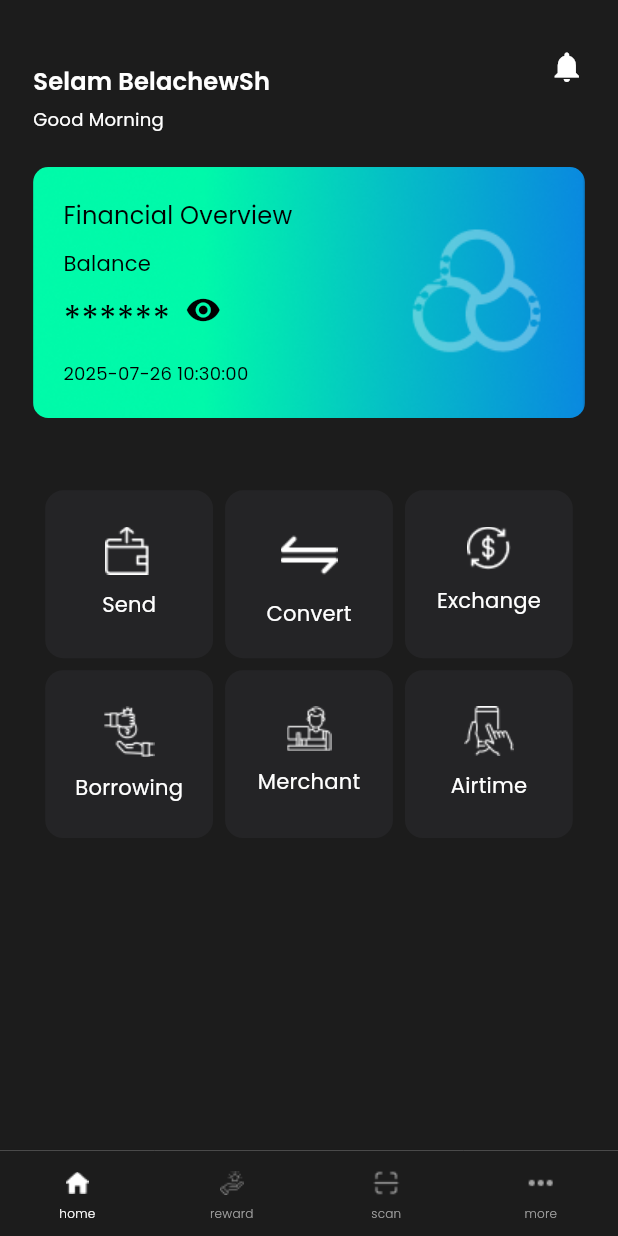
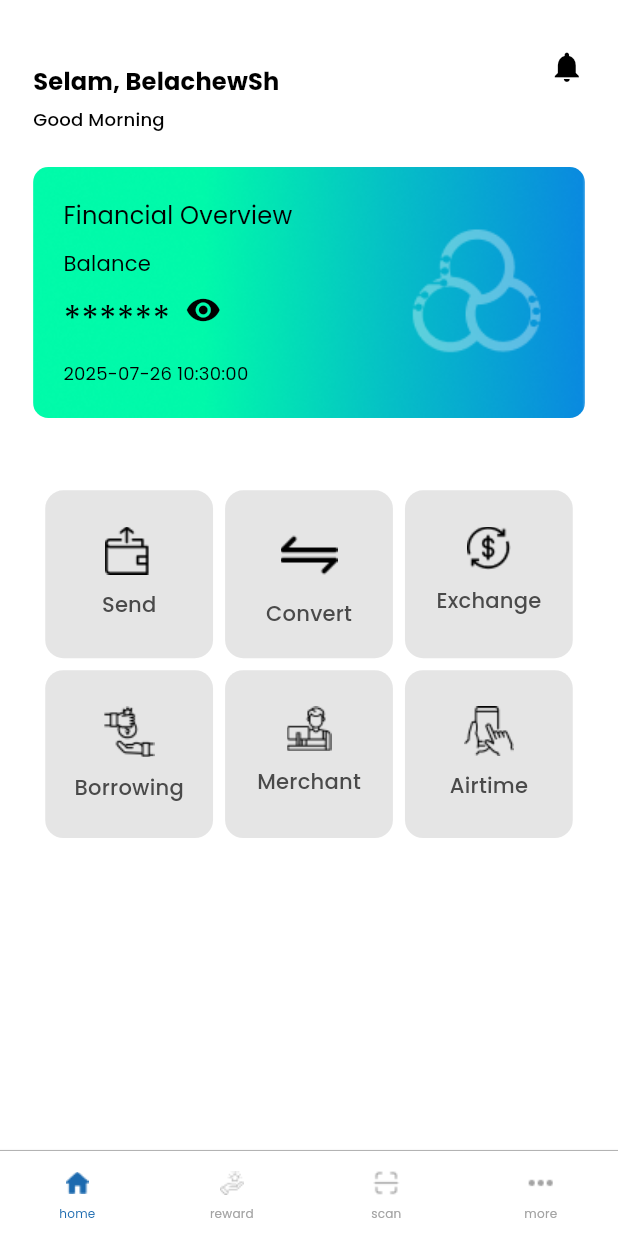
Before and after one commit to BeleShew/remittance, a Flutter app: the LandingScreen screen opened by its route, on a phone screen of 412 x 824 dp. Run offline on Flutter 3.47's test engine with Material 3 defaults, Android fonts, the light colour scheme and no system bars; our stand-ins replace auto_route, dio, flutter_easyloading, flutter_riverpod, get_it, google_fonts and 4 more; missing offline and left inert: local_auth_android, local_auth_darwin.

Commit message:
update the app themes

```diff
--- a/lib/app/config/extensions/them_extention.dart
+++ b/lib/app/config/extensions/them_extention.dart
@@ -3,3 +3,6 @@ import 'package:flutter/material.dart';
 extension ThemeExtensions on BuildContext {
   ThemeData get themeData => Theme.of(this);
 }
+extension CustomThemeExtension on ThemeData {
+  Color get imageTint => brightness == Brightness.dark ? Colors.white : Colors.black;
+}
--- a/lib/app/thems/thems.dart
+++ b/lib/app/thems/thems.dart
@@ -16,15 +16,15 @@ class AppTheme {
       case 300:
         return FontWeight.w300;
       case 400:
-        return FontWeight.w300;
+        return FontWeight.w400;
       case 500:
-        return FontWeight.w400;
+        return FontWeight.w500;
       case 600:
-        return FontWeight.w500;
+        return FontWeight.w600;
       case 700:
-        return FontWeight.w600;
+        return FontWeight.w700;
       case 800:
-        return FontWeight.w700;
+        return FontWeight.w800;
       case 900:
         return FontWeight.w900;
     }
@@ -117,7 +117,9 @@ class AppTheme {
       useMaterial3: false,
       brightness: Brightness.light,
       primaryColor: const Color(0xFF1C6BB0),
-      canvasColor: Colors.transparent,
+      // canvasColor: Colors.transparent,
+      // scaffoldBackgroundColor: const Color(0xffffffff),
+      canvasColor: const Color(0xffffffff), // Match the scaffold or card color
       scaffoldBackgroundColor: const Color(0xffffffff),
       appBarTheme: AppBarTheme(
         actionsIconTheme: const IconThemeData(
@@ -222,8 +224,9 @@ class AppTheme {
               const EdgeInsets.symmetric(horizontal: 16.0, vertical: 8.0)),
           shape: WidgetStateProperty.all(
               RoundedRectangleBorder(borderRadius: BorderRadius.circular(8.0))),
-          )),
-      //fontFamily: "SFProText",
+        ),
+      ),
+
       textButtonTheme: TextButtonThemeData(
           style: ButtonStyle(
             foregroundColor: WidgetStateProperty.all(const Color(0xFF1C6BB0)),
@@ -307,8 +310,10 @@ class AppTheme {
     useMaterial3: false,
     brightness: Brightness.dark,
     primaryColor: const Color(0xFF1C6BB0),
-    canvasColor: Colors.transparent,
-    scaffoldBackgroundColor: const Color(0xFF1C1C1C), // Dark background
+    // canvasColor: Colors.transparent,
+    // scaffoldBackgroundColor: const Color(0xFF1C1C1C), // Dark background
+    canvasColor: const Color(0xFF1C1C1C), // Match the scaffold background
+    scaffoldBackgroundColor: const Color(0xFF1C1C1C),
     appBarTheme: AppBarTheme(
       actionsIconTheme: const IconThemeData(
         color: Color(0xffe0e0e0),
--- a/lib/app/utils/enums.dart
+++ b/lib/app/utils/enums.dart
@@ -102,3 +102,4 @@ enum AuthStatus { initial, loading, authenticated, error }
 
 enum TransactionStatus { pending, sent, debited, failed }
 enum SupportedCurrency { usd, eur, etb, zh }
+enum AppThemeMode { light, dark, system,}
--- a/lib/main.dart
+++ b/lib/main.dart
@@ -5,6 +5,7 @@ import 'package:remittance/app/config/route/routes.dart';
 import 'package:remittance/app/thems/size_config.dart';
 import 'package:remittance/app/thems/thems.dart';
 import 'package:remittance/app/utils/dependencies.dart';
+import 'package:remittance/presentation/riverpod/theme/theme_mode_provider.dart';
 
 void main() {
  WidgetsFlutterBinding.ensureInitialized();
@@ -12,16 +13,25 @@ void main() {
   runApp(ProviderScope(child: MyApp()));
 }
 
-class MyApp extends StatelessWidget {
-   MyApp({super.key});
+class MyApp extends ConsumerWidget {
+  MyApp({super.key});
+
   final _appRouter = AppRouter();
+
   @override
-  Widget build(BuildContext context) {
+  Widget build(BuildContext context, WidgetRef ref) {
     MySize().init(context);
+
+    final themeMode = ref.watch(themeModeProvider);
+
     return MaterialApp.router(
       title: 'Remittance',
       debugShowCheckedModeBanner: false,
-      theme: AppTheme.getDarkTheme(),
+      // Correctly assign the light theme to `theme`
+      theme: AppTheme.getTheme(), // 👈 FIX: Should be your light theme
+      // Correctly assign the dark theme to `darkTheme`
+      darkTheme: AppTheme.getDarkTheme(), // 👈 FIX: Should be your dark theme
+      themeMode: themeMode,
       routerConfig: _appRouter.config(),
       builder: EasyLoading.init(),
     );
--- a/lib/presentation/pages/landing_screen.dart
+++ b/lib/presentation/pages/landing_screen.dart
@@ -6,7 +6,7 @@ import 'package:remittance/app/thems/colors.dart';
 import 'package:remittance/app/thems/size_config.dart';
 import 'package:remittance/app/utils/helper_methods.dart';
 import 'package:remittance/domain/dto/user/login_response.dart';
-import 'package:remittance/presentation/riverpod/user/userProvider.dart';
+import 'package:remittance/presentation/riverpod/user/user_provider.dart';
 import 'package:remittance/presentation/widgets/nav_bar_app_bar.dart';
 import 'package:remittance/presentation/widgets/service_widget.dart';
 import 'package:remittance/presentation/widgets/text_widget.dart';
@@ -48,9 +48,9 @@ class _LandingScreenState extends ConsumerState<LandingScreen> {
 
   Widget _getGreetingWidget(LoginResponse? user) {
     return NavAppBarTitle(
-      title: "Selam ${user?.name ?? "BelachewSh"}",
-      titleColor: AppColors.white,
-      subTitleColor: AppColors.white,
+      title: "Selam, ${user?.name ?? "BelachewSh"}",
+      // titleColor: AppColors.white,
+      // subTitleColor: AppColors.white,
       subTitle: getGreeting(),
       iconPath: Icons.notifications,
     );
--- /dev/null
+++ b/lib/presentation/riverpod/theme/theme_mode_provider.dart
@@ -0,0 +1,4 @@
+import 'package:flutter/material.dart';
+import 'package:flutter_riverpod/flutter_riverpod.dart';
+
+final themeModeProvider = StateProvider<ThemeMode>((ref) => ThemeMode.system);
--- a/lib/presentation/riverpod/transaction/transaction_provider.dart
+++ b/lib/presentation/riverpod/transaction/transaction_provider.dart
@@ -1,7 +1,7 @@
 import 'package:flutter_riverpod/flutter_riverpod.dart' show FutureProvider;
 import 'package:remittance/app/utils/enums.dart';
 import 'package:remittance/app/utils/helper_methods.dart';
-import 'package:remittance/presentation/riverpod/user/userProvider.dart';
+import 'package:remittance/presentation/riverpod/user/user_provider.dart';
 
 final transactionDataProvider = FutureProvider<Map<String, dynamic>>((ref) async {
   final notifier = ref.read(authNotifierProvider.notifier);
--- a/lib/presentation/riverpod/user/userProvider.dart
+++ b/lib/presentation/riverpod/user/user_provider.dart
@@ -1,7 +1,7 @@
 import 'package:flutter_riverpod/flutter_riverpod.dart';
 import 'package:remittance/app/config/injections/dependency_injection.dart';
 import 'package:remittance/domain/repositories/user/user.dart';
-import 'package:remittance/presentation/riverpod/user/authState.dart';
+import 'package:remittance/presentation/riverpod/user/auth_state.dart';
 
 final userRepositoryProvider = Provider<UserRepository>((ref) {
   return getIt<UserRepository>();
--- a/lib/presentation/widgets/bottom_app_bar.dart
+++ b/lib/presentation/widgets/bottom_app_bar.dart
@@ -76,7 +76,8 @@ class FABBottomAppBarState extends State<FABBottomAppBar> {
                 Image.asset(item.imageUrl??"",
                   width: MySize.size24,
                   height: MySize.size24,
-                  color: widget.currentSelectedIndex == index ? AppColors.white : AppColors.darkGrey,),
+                  color: widget.currentSelectedIndex == index ? AppColors.primary : AppColors.darkGrey,
+                  ),
                 // Icon(
                 //   item.iconData,color:widget.currentSelectedIndex == index ? AppColors.white : AppColors.darkGrey,
                 //   size:MySize.size24,
@@ -90,7 +91,7 @@ class FABBottomAppBarState extends State<FABBottomAppBar> {
                   text: item.text??"",
                   themeData: context.themeData.textTheme.displaySmall!,
                   fontSize: MySize.size8,
-                  color: widget.currentSelectedIndex == index ? AppColors.white : AppColors.darkGrey,
+                  color: widget.currentSelectedIndex == index ? AppColors.primary : AppColors.darkGrey,
                   fontWeight: 400,
                   textAlign: TextAlign.center,
                 ):Container(),
--- a/lib/presentation/widgets/service_widget.dart
+++ b/lib/presentation/widgets/service_widget.dart
@@ -105,15 +105,18 @@ class _ServiceWidgetState extends State<ServiceWidget> {
           child: Container(
             padding: EdgeInsets.symmetric(horizontal: MySize.size14 ?? 0, vertical: MySize.size24 ?? 0),
             decoration: BoxDecoration(
-              color: AppColors.lightBlack,
-              borderRadius:
-                  BorderRadius.all(Radius.circular(MySize.size12 ?? 0)),
+              color: Theme.of(context).brightness == Brightness.dark ? AppColors.lightBlack : AppColors.lightestGrey,
+              borderRadius: BorderRadius.all(Radius.circular(MySize.size12 ?? 0)),
             ),
             child: Column(
               mainAxisSize: MainAxisSize.min,
               children: [
                 details?[detailsIndex].imageUrl!=null && details![detailsIndex].imageUrl!.isNotEmpty?
-                    Image.asset(details[detailsIndex].imageUrl??"") : Icon(Icons.shopping_cart_checkout_outlined, size: MySize.size30),
+                    Image.asset(details[detailsIndex].imageUrl??"",
+                      color: Theme.of(context).brightness == Brightness.dark
+                          ? Colors.white
+                          : Colors.black,
+                    ) : Icon(Icons.shopping_cart_checkout_outlined, size: MySize.size30),
                 SizedBox(height: MySize.size10),
                 Flexible(
                   child: TextWidgetText.textWidget(
```
Also changed, not shown: lib/app/thems/app_buttons_styles.dart (+6 -1 lines), lib/presentation/pages/create_account_screen.dart (+6 -2 lines), lib/presentation/pages/exchange_currency_screen.dart (+1 -6 lines), lib/presentation/pages/login_screen.dart (+6 -4 lines), lib/presentation/pages/profile_screen.dart (+17 -2 lines), lib/presentation/pages/send_mony_screen.dart (+5 -11 lines), lib/presentation/widgets/theme_selector.dart (added, +47 -0 lines), lib/presentation/widgets/transaction_widget.dart (+6 -3 lines), lib/presentation/riverpod/user/auth_state.dart (renamed from lib/presentation/riverpod/user/authState.dart). Lines whose indentation alone changed are shown as unchanged.
